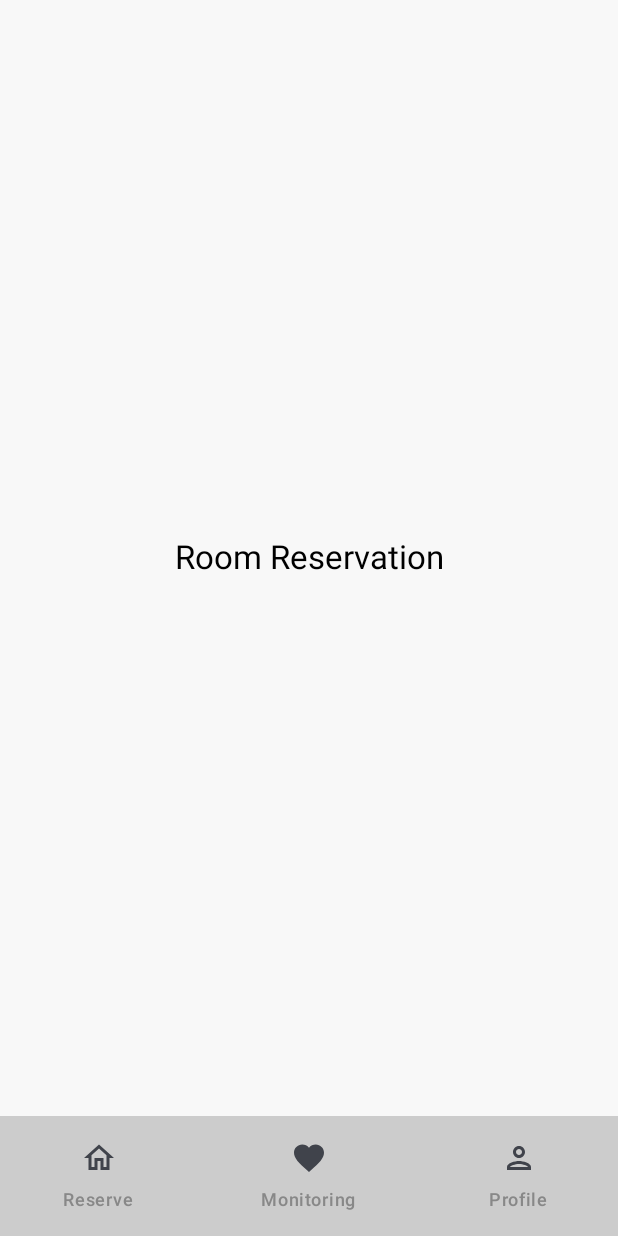
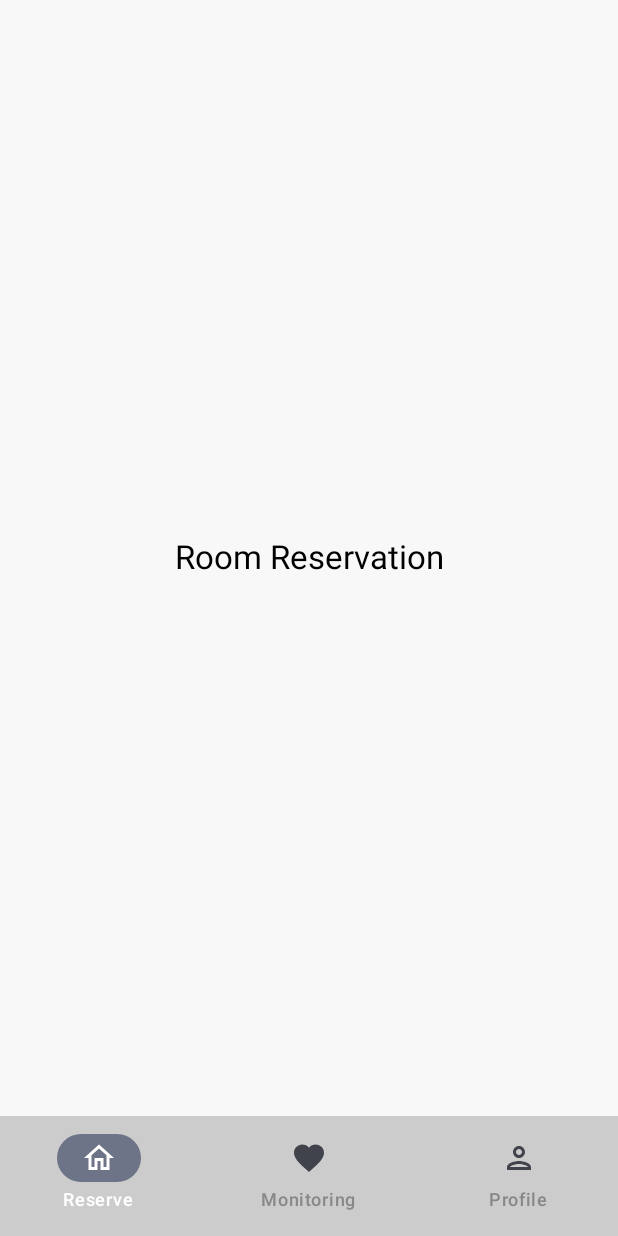
Before and after one commit to Lab-FSD-UMN/mobile-fsd-jetpack, an Android app built with Jetpack Compose: the screen it shows after launch (MainActivity), after a tap on "Room Reservation", on a phone screen of 412 x 824 dp. Run offline under Robolectric (Android 15) with nearby library versions, the phone set to English and light mode, and no system bars.

Commit message:
fix : unselected bottom nav icon
* move navigation to separate file
+ update selected condition
+ update navigation structure

```diff
--- a/app/src/main/java/com/example/mobile_fsd_jetpack/MainActivity.kt
+++ b/app/src/main/java/com/example/mobile_fsd_jetpack/MainActivity.kt
@@ -16,6 +16,7 @@ import com.example.mobile_fsd_jetpack.auth.UserAuth
 import com.example.mobile_fsd_jetpack.ui.theme.MobilefsdjetpackTheme
 import com.example.mobile_fsd_jetpack.LoginActivity
 import android.content.Intent
+import android.util.Log
 import androidx.compose.foundation.layout.Box
 import androidx.compose.foundation.layout.padding
 import androidx.compose.material.icons.Icons
@@ -38,7 +39,10 @@ import androidx.compose.ui.unit.dp
 import androidx.navigation.NavGraph.Companion.findStartDestination
 import androidx.navigation.NavHostController
 import androidx.navigation.compose.currentBackStackEntryAsState
+import com.example.mobile_fsd_jetpack.navigation.MainNavRoutes
 import com.example.mobile_fsd_jetpack.navigation.NavigationGraph
+import com.example.mobile_fsd_jetpack.navigation.RouteProvider
+import com.example.mobile_fsd_jetpack.navigation.getCategory
 
 class MainActivity : ComponentActivity() {
     override fun onCreate(savedInstanceState: Bundle?) {
@@ -46,7 +50,6 @@ class MainActivity : ComponentActivity() {
 
         setContent {
             val mainNavController = rememberNavController()
-//            val reservationNavController = rememberNavController()
             val context = LocalContext.current
             MobilefsdjetpackTheme {
                 val bottomBarHeight = 56.dp
@@ -97,29 +100,6 @@ fun GreetingPreview() {
 }
 
 // Reference : https://www.c-sharpcorner.com/article/material-3-bottom-navigation-bar-in-jetpack-compose/
-sealed class MainNavRoutes (
-    val route: String,
-    val title: String? = null,
-    val icon: ImageVector? = null
-) {
-    object Reservation : MainNavRoutes (
-        route = "reservation_screen",
-        title = "Reserve",
-        icon = Icons.Outlined.Home
-    )
-
-    object Monitoring : MainNavRoutes (
-        route = "monitoring_screen",
-        title = "Monitoring",
-        icon = Icons.Outlined.Favorite
-    )
-
-    object Profile : MainNavRoutes (
-        route = "profile_screen",
-        title = "Profile",
-        icon = Icons.Outlined.Person
-    )
-}
 
 // Navigation graph is in another file /navigation
 // Create bottom navigation with Material 3
@@ -138,6 +118,9 @@ fun BottomBar(
         val navBackStackEntry by navController.currentBackStackEntryAsState()
         val currentRoute = navBackStackEntry?.destination?.route
 
+        Log.d("ROUTE", currentRoute.toString())
+        Log.d("ROUTE", getCategory(currentRoute.toString()).toString())
+
         screens.forEach { screen ->
             NavigationBarItem(
                 label = {
@@ -146,8 +129,7 @@ fun BottomBar(
                 icon = {
                     Icon(imageVector = screen.icon!!, contentDescription = "")
                 },
-                // Nanti bisa ditambahin biar kalo routenya masih anakannya, berarti itu tetep selected (biar warnanya beda)
-                selected = currentRoute == screen.route,
+                selected = currentRoute?.let { getCategory(it) } == screen.category,
                 onClick = {
                     navController.navigate(screen.route) {
                         popUpTo(navController.graph.findStartDestination().id) {
--- /dev/null
+++ b/app/src/main/java/com/example/mobile_fsd_jetpack/navigation/NavRoutes.kt
@@ -0,0 +1,94 @@
+package com.example.mobile_fsd_jetpack.navigation
+
+import androidx.compose.material.icons.Icons
+import androidx.compose.material.icons.outlined.Favorite
+import androidx.compose.material.icons.outlined.Home
+import androidx.compose.material.icons.outlined.Person
+import androidx.compose.ui.graphics.vector.ImageVector
+
+sealed interface RouteProvider {
+    val route: String
+    val title: String?
+    val category: String
+}
+
+sealed class MainNavRoutes(
+    override val route: String,
+    override val title: String? = null,
+    override val category: String,
+    val icon: ImageVector? = null,
+) : RouteProvider {
+    object Reservation : MainNavRoutes (
+        route = "reservation_screen",
+        title = "Reserve",
+        category = "reservation",
+        icon = Icons.Outlined.Home
+    )
+
+    object Monitoring : MainNavRoutes (
+        route = "monitoring_screen",
+        title = "Monitoring",
+        category = "monitoring",
+        icon = Icons.Outlined.Favorite
+    )
+
+    object Profile : MainNavRoutes (
+        route = "profile_screen",
+        title = "Profile",
+        category = "profile",
+        icon = Icons.Outlined.Person
+    )
+
+    companion object {
+        private fun fromRoute(route: String): String? {
+            return when (route) {
+                Reservation.route -> "Reservation"
+                Monitoring.route -> "Monitoring"
+                Profile.route -> "Profile"
+                else -> null
+            }
+        }
+    }
+}
+
+sealed class ReservationRoutes(
+    override val route: String,
+    override val title: String? = null,
+    override val category: String,
+) : RouteProvider {
+    object RoomReservation : ReservationRoutes(
+        route = "room_reservation",
+        title = "Room Reservation",
+        category = "reservation",
+    )
+
+    object ItemReservation : ReservationRoutes(
+        route = "item_reservation",
+        title = "Item Reservation",
+        category = "reservation",
+    )
+
+    companion object {
+        fun fromRoute(route: String): String? {
+            return when (route) {
+                RoomReservation.route -> "RoomReservation"
+                ItemReservation.route -> "ItemReservation"
+                else -> null
+            }
+        }
+    }
+}
+
+fun getCategory(route: String): String? {
+    return when (route) {
+        // MAIN
+        MainNavRoutes.Reservation.route -> MainNavRoutes.Reservation.category
+        MainNavRoutes.Monitoring.route -> MainNavRoutes.Monitoring.category
+        MainNavRoutes.Profile.route -> MainNavRoutes.Profile.category
+
+        // RESERVATION
+        ReservationRoutes.RoomReservation.route -> ReservationRoutes.RoomReservation.category
+        ReservationRoutes.RoomReservation.route -> ReservationRoutes.RoomReservation.category
+        else -> null
+    }
+}
--- a/app/src/main/java/com/example/mobile_fsd_jetpack/navigation/NavigationGraph.kt
+++ b/app/src/main/java/com/example/mobile_fsd_jetpack/navigation/NavigationGraph.kt
@@ -7,10 +7,8 @@ import androidx.navigation.NavHostController
 import androidx.navigation.compose.NavHost
 import androidx.navigation.compose.composable
 import com.example.mobile_fsd_jetpack.LoginActivity
-import com.example.mobile_fsd_jetpack.MainNavRoutes
 import com.example.mobile_fsd_jetpack.pages.MonitoringScreen
 import com.example.mobile_fsd_jetpack.pages.ProfileScreen
-import com.example.mobile_fsd_jetpack.pages.ReservationRoutes
 import com.example.mobile_fsd_jetpack.pages.ReservationScreen
 import com.example.mobile_fsd_jetpack.pages.reservation.ItemReservationScreen
 import com.example.mobile_fsd_jetpack.pages.reservation.RoomReservationScreen
--- a/app/src/main/java/com/example/mobile_fsd_jetpack/pages/ReservationScreen.kt
+++ b/app/src/main/java/com/example/mobile_fsd_jetpack/pages/ReservationScreen.kt
@@ -24,8 +24,8 @@ import androidx.navigation.NavController
 import androidx.navigation.NavHostController
 import androidx.navigation.compose.NavHost
 import androidx.navigation.compose.composable
-import com.example.mobile_fsd_jetpack.MainNavRoutes
 import com.example.mobile_fsd_jetpack.R
+import com.example.mobile_fsd_jetpack.navigation.ReservationRoutes
 import com.example.mobile_fsd_jetpack.pages.reservation.ItemReservationScreen
 import com.example.mobile_fsd_jetpack.ui.theme.Background
 import com.example.mobile_fsd_jetpack.ui.theme.ButtonImage
@@ -75,34 +75,6 @@ fun ReservationScreen(navController: NavController?= null) {
     }
 }
 
-sealed class ReservationRoutes (
-    val route: String,
-    val title: String? = null,
-) {
-    object RoomReservation : ReservationRoutes(
-        route = "room_reservation",
-        title = "Room Reservation"
-    )
-
-    object ItemReservation : ReservationRoutes(
-        route = "item_reservation",
-        title = "Item Reservation"
-    )
-}
-
-//@Composable
-//fun ReservationNavigationGraph(navController: NavHostController) {
-//    NavHost(navController, startDestination = ReservationRoutes.RoomReservation.route) {
-//        composable(ReservationRoutes.RoomReservation.route) {
-//            ReservationScreen(navController = navController)
-//        }
-//        composable(ReservationRoutes.ItemReservation.route) {
-//            ItemReservationScreen(navController = navController)
-//        }
-//        // yang form apa disini juga sekalian ya
-//    }
-//}
-
 @Preview(showBackground = true)
 @Composable
 fun ReservationPreview() {
```
